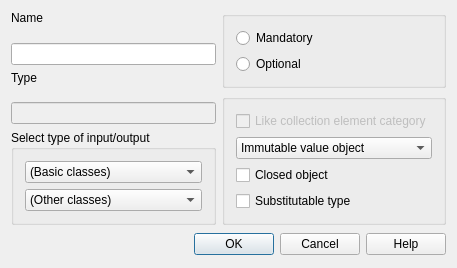
Qt form lavape/src/LavaPE_UI/idd_iobox.ui (berkus/lavape) before a commit.
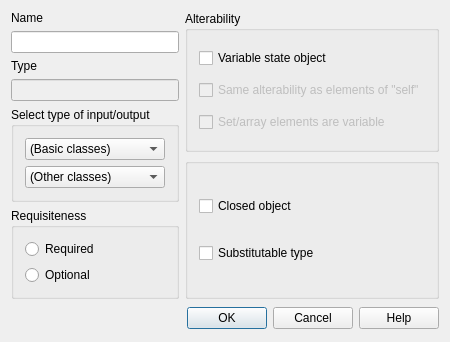
The same form after that commit.

Patch:
```diff
--- a/lavape/src/LavaPE_UI/idd_iobox.ui
+++ b/lavape/src/LavaPE_UI/idd_iobox.ui
@@ -5,8 +5,8 @@
    <rect>
     <x>0</x>
     <y>0</y>
-    <width>457</width>
-    <height>240</height>
+    <width>405</width>
+    <height>318</height>
    </rect>
   </property>
   <property name="sizePolicy" >
@@ -18,19 +18,11 @@
   <property name="windowTitle" >
    <string>Input/output</string>
   </property>
-  <layout class="QVBoxLayout" >
+  <layout class="QVBoxLayout" name="verticalLayout_3" >
    <item>
-    <layout class="QHBoxLayout" >
+    <layout class="QHBoxLayout" name="horizontalLayout" >
      <item>
-      <layout class="QVBoxLayout" >
-       <item>
-        <layout class="QVBoxLayout" >
-         <property name="spacing" >
-          <number>6</number>
-         </property>
-         <property name="margin" >
-          <number>0</number>
-         </property>
+      <layout class="QVBoxLayout" name="verticalLayout" >
          <item>
           <widget class="QLabel" name="Label_IDC_STATIC64" >
            <property name="focusPolicy" >
@@ -54,16 +46,6 @@
            </property>
           </widget>
          </item>
-        </layout>
-       </item>
-       <item>
-        <layout class="QVBoxLayout" >
-         <property name="spacing" >
-          <number>6</number>
-         </property>
-         <property name="margin" >
-          <number>0</number>
-         </property>
          <item>
           <widget class="QLabel" name="Label_IDC_STATIC65" >
            <property name="focusPolicy" >
@@ -90,8 +72,6 @@
            </property>
           </widget>
          </item>
-        </layout>
-       </item>
        <item>
         <widget class="QGroupBox" name="GroupBox_IDC_STATIC33" >
          <property name="focusPolicy" >
@@ -128,12 +108,11 @@
          </layout>
         </widget>
        </item>
-      </layout>
-     </item>
-     <item>
-      <layout class="QVBoxLayout" >
        <item>
         <widget class="QGroupBox" name="BGroup_ObjCat" >
+         <property name="title" >
+          <string>Requisiteness</string>
+         </property>
          <layout class="QVBoxLayout" >
           <property name="spacing" >
            <number>6</number>
@@ -147,7 +126,7 @@
              <enum>Qt::StrongFocus</enum>
             </property>
             <property name="text" >
-             <string>Mandatory</string>
+             <string>Required</string>
             </property>
            </widget>
           </item>
@@ -164,6 +143,10 @@
          </layout>
         </widget>
        </item>
+      </layout>
+     </item>
+     <item>
+      <layout class="QVBoxLayout" name="verticalLayout_2" >
        <item>
         <widget class="QGroupBox" name="BGroup_Mode" >
          <property name="sizePolicy" >
@@ -172,37 +155,58 @@
            <verstretch>0</verstretch>
           </sizepolicy>
          </property>
+         <property name="title" >
+          <string>Alterability</string>
+         </property>
          <layout class="QVBoxLayout" >
           <item>
-           <widget class="QCheckBox" name="ElemCat" >
-            <property name="enabled" >
-             <bool>false</bool>
-            </property>
-            <property name="text" >
-             <string>Like collection element category</string>
-            </property>
-           </widget>
-          </item>
-          <item>
-           <widget class="QComboBox" name="ParamCategory" >
-            <property name="enabled" >
-             <bool>true</bool>
-            </property>
-            <property name="sizeAdjustPolicy" >
-             <enum>QComboBox::AdjustToContents</enum>
-            </property>
-            <item>
-             <property name="text" >
-              <string>Immutable value object</string>
-             </property>
-            </item>
-            <item>
+           <widget class="QCheckBox" name="StateObject" >
              <property name="text" >
               <string>Variable state object</string>
              </property>
-            </item>
+           </widget>
+          </item>
+          <item>
+           <widget class="QCheckBox" name="LikeElemCat" >
+            <property name="enabled" >
+             <bool>false</bool>
+            </property>
+            <property name="toolTip" >
+             <string>If the "self" variable of the current member function is of a array/set/chain class then you may specify that the current formal parameter shall have the same alterability as the elements of "self"</string>
+            </property>
+            <property name="whatsThis" >
+             <string>If the "self" variable of the current member function is of a array/set/chain class then you may specify that the current formal parameter shall have the same alterability as the elements of "self"</string>
+            </property>
+            <property name="text" >
+             <string>Same alterability as elements of "self"</string>
+            </property>
            </widget>
           </item>
+          <item>
+           <widget class="QCheckBox" name="ElemsStateObjects" >
+            <property name="enabled" >
+             <bool>false</bool>
+            </property>
+            <property name="toolTip" >
+             <string>If the class of this formal parameter is a collection class (derived from array/set/chain) then you may specify the alterability (immutable/variable) of the collection elements here</string>
+            </property>
+            <property name="whatsThis" >
+             <string>If the class of this formal parameter is a collection class (derived from array/set/chain) then you may specify the alterability (immutable/variable) of the collection elements here</string>
+            </property>
+            <property name="text" >
+             <string>Set/array elements are variable</string>
+            </property>
+           </widget>
+          </item>
+         </layout>
+        </widget>
+       </item>
+       <item>
+        <widget class="QGroupBox" name="groupBox" >
+         <property name="title" >
+          <string/>
+         </property>
+         <layout class="QVBoxLayout" name="verticalLayout_4" >
           <item>
            <widget class="QCheckBox" name="Closed" >
             <property name="toolTip" >
```
Left out of the diff: 14 changed lines with no effect on the pictures. Lines whose indentation alone changed are shown as unchanged.
